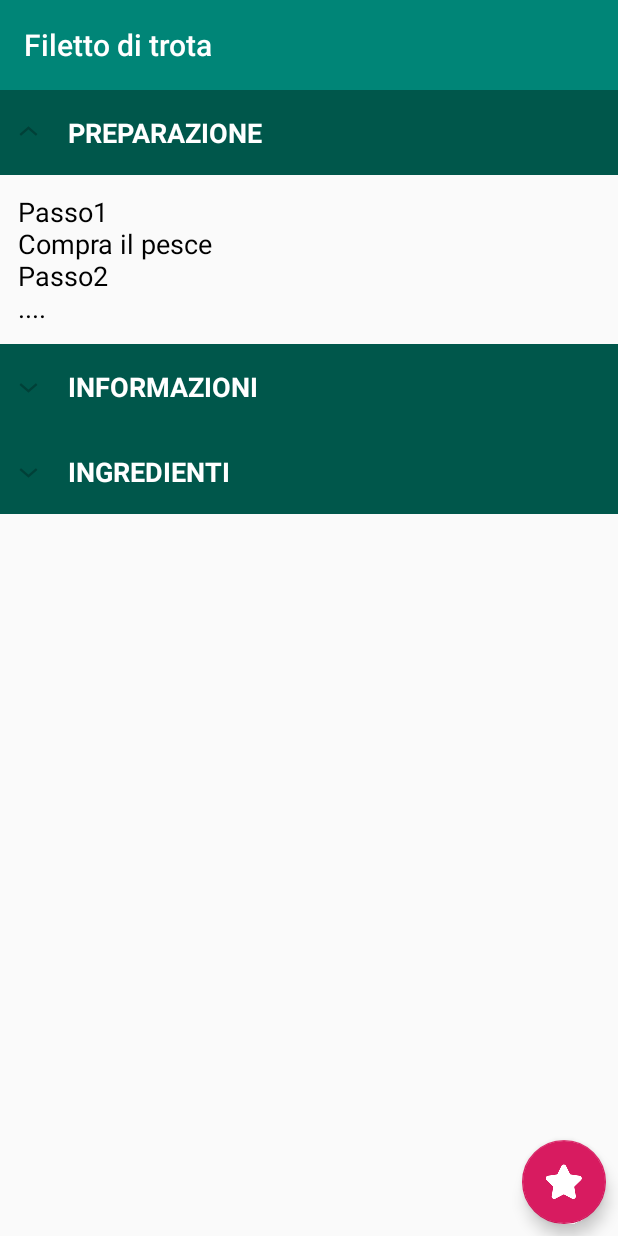
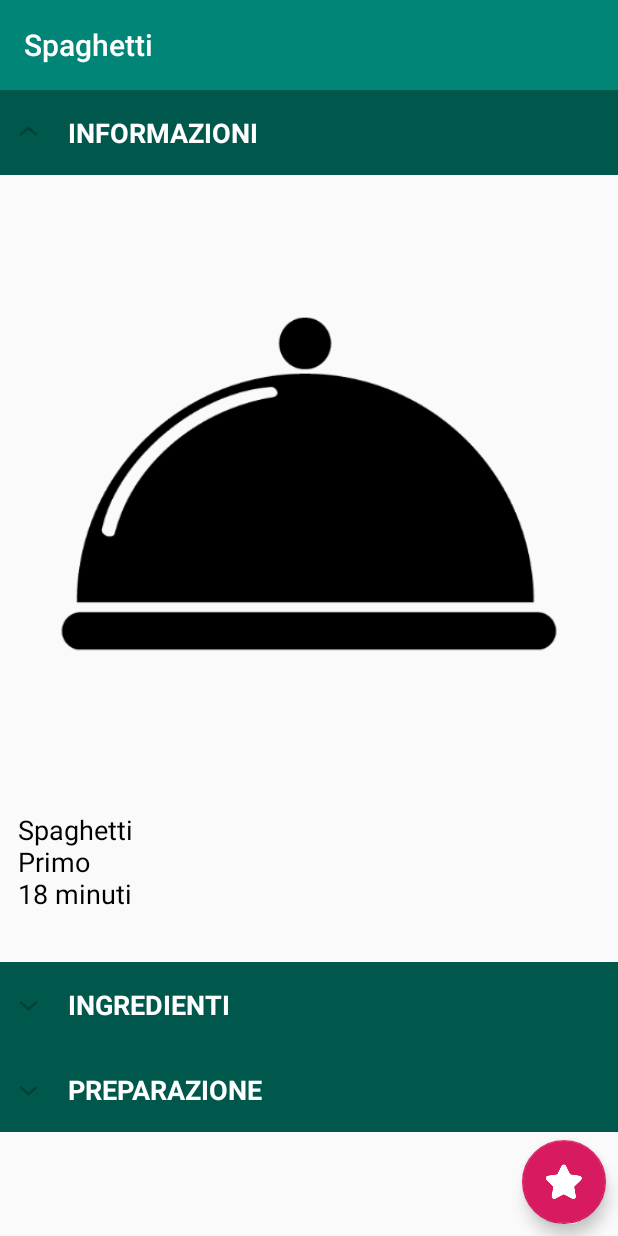
Before and after one commit to progettazioneappmobili/Ricettario, an Android app: the screen it shows after launch (ShowRecipeActivity), after a tap on "Foto del piatto", on a phone screen of 412 x 824 dp. Run offline under Robolectric (Android 15) with nearby library versions, the phone set to English and light mode, and no system bars.

Commit message:
Riordinato expandable list adaper
HashMap doesn't maintain the order of the items as those are inserted, use LinkedHashmap instead.

```diff
--- a/FoodBook/app/src/main/java/com/developer/luca/foodbook/MainActivity.java
+++ b/FoodBook/app/src/main/java/com/developer/luca/foodbook/MainActivity.java
@@ -15,6 +15,7 @@
 
 import java.util.ArrayList;
 import java.util.HashMap;
+import java.util.LinkedHashMap;
 
 /**
  * Home page dell'applicazione: in alto abbiamo due bottoni (icona di ricerca e stella dei preferiti),
@@ -165,12 +166,7 @@
     public void configGallery() {
         // Configuro la ListView
         ExpandableListView expandableListView = findViewById(R.id.expandableListViewHome);
-        HashMap<String, ArrayList<String>> item = new HashMap<>(); // conterra titolo e contenuti della list view
-
-        // Antipasti
-        ArrayList<String> antipastiGroup = new ArrayList<>();
-        antipastiGroup = getRecipesByType("Antipasto", antipastiGroup);
-        item.put(getString(R.string.antipasti), antipastiGroup);
+        LinkedHashMap<String, ArrayList<String>> item = new LinkedHashMap<>(); // conterra titolo e contenuti della list view
 
         // Primi
         ArrayList<String> primiGroup = new ArrayList<>();
@@ -181,6 +177,11 @@
         ArrayList<String> secondiGroup = new ArrayList<>();
         secondiGroup = getRecipesByType("Secondo", secondiGroup);
         item.put(getString(R.string.secondi), secondiGroup);
+
+        // Antipasti
+        ArrayList<String> antipastiGroup = new ArrayList<>();
+        antipastiGroup = getRecipesByType("Antipasto", antipastiGroup);
+        item.put(getString(R.string.antipasti), antipastiGroup);
 
         // Dolci
         ArrayList<String> dolciGroup = new ArrayList<>();
--- a/FoodBook/app/src/main/java/com/developer/luca/foodbook/MyExpandableListAdapter.java
+++ b/FoodBook/app/src/main/java/com/developer/luca/foodbook/MyExpandableListAdapter.java
@@ -18,6 +18,7 @@
 import java.io.IOException;
 import java.util.ArrayList;
 import java.util.HashMap;
+import java.util.LinkedHashMap;
 
 /**
  * Classe ausiliaria che mi consente di gestire i contenuti degli elementi di tipo ExpandableListView.
@@ -27,7 +28,7 @@
 
 public class MyExpandableListAdapter extends BaseExpandableListAdapter {
 
-    private HashMap<String, ArrayList<String>> mStringListHashMap; // es: <"Antipasto",<"Patatine",...>>, <"Primo",<"Spaghetti","Pasta",..>>
+    private LinkedHashMap<String, ArrayList<String>> mStringListHashMap; // es: <"Antipasto",<"Patatine",...>>, <"Primo",<"Spaghetti","Pasta",..>>
     private String[] mListHeaderGroup;
     private Character separator = '§'; // separatore fra coppie di piatti
     private Character separator2 = '£'; // separatore fra piatto e suo id
@@ -36,7 +37,7 @@
 
     Activity mainActivity;
 
-    public MyExpandableListAdapter(HashMap<String, ArrayList<String>> stringListHashMap, Activity activity) {
+    public MyExpandableListAdapter(LinkedHashMap<String, ArrayList<String>> stringListHashMap, Activity activity) {
         mStringListHashMap = stringListHashMap;
         mListHeaderGroup = mStringListHashMap.keySet().toArray(new String[0]);
         mainActivity = activity;
--- a/FoodBook/app/src/main/java/com/developer/luca/foodbook/ShowExpandableListAdapter.java
+++ b/FoodBook/app/src/main/java/com/developer/luca/foodbook/ShowExpandableListAdapter.java
@@ -14,6 +14,7 @@
 import java.io.InputStream;
 import java.util.ArrayList;
 import java.util.HashMap;
+import java.util.LinkedHashMap;
 import java.util.List;
 
 /**
@@ -23,7 +24,7 @@
 
 public class ShowExpandableListAdapter extends BaseExpandableListAdapter {
 
-    private HashMap<String, List<String>> mStringListHashMap; // es: <"Antipasto",<"Patatine",...>>, <"Primo",<"Spaghetti","Pasta",..>>
+    private LinkedHashMap<String, List<String>> mStringListHashMap; // es: <"Antipasto",<"Patatine",...>>, <"Primo",<"Spaghetti","Pasta",..>>
     private String[] mListHeaderGroup;
     private DataBaseWrapper dbWrapper; // comunicazione db
     private Cursor cursor; // ausiliario per scorrere i record trovati con la query
@@ -35,7 +36,7 @@
     private static final int CHILD_TYPE_INGRED = 1;
     private static final int CHILD_TYPE_PREPARAZ = 2;
 
-    public ShowExpandableListAdapter(HashMap<String, List<String>> stringListHashMap, Activity activity) {
+    public ShowExpandableListAdapter(LinkedHashMap<String, List<String>> stringListHashMap, Activity activity) {
         mStringListHashMap = stringListHashMap;
         mListHeaderGroup = mStringListHashMap.keySet().toArray(new String[0]);
         mainActivity = activity;
@@ -165,13 +166,13 @@
     public int getChildType(int groupPosition, int childPosition) {
         switch (groupPosition) {
             case 0:
-                return CHILD_TYPE_PREPARAZ;
+                return CHILD_TYPE_INFOS;
             case 1:
                 return CHILD_TYPE_INGRED;
             case 2:
-                return CHILD_TYPE_INFOS;
+                return CHILD_TYPE_PREPARAZ;
             default:
-                return CHILD_TYPE_PREPARAZ; // primo gruppo in ordine
+                return CHILD_TYPE_INFOS; // primo gruppo in ordine
         }
     }
 
@@ -187,22 +188,8 @@
         if (filename.equals("dish_icon")){ // icona di default => foto non presente
             img.setImageResource(R.drawable.dish_icon);
         }else{ // icona presente, cerco l'id del file
-            //int resID = convertView.getResources().getIdentifier(filename , "drawable", "com.developer.luca.foodbook");
-            //img.setImageResource(resID);
-
             try {
                 Uri contentURI = Uri.parse(filename);
-                /*
-
-                Bitmap thumbnailBitmap = MediaStore.Images.Media.getBitmap(mainActivity.getContentResolver(), contentURI);
-
-                if (thumbnailBitmap != null){
-                    img.setImageBitmap(thumbnailBitmap);
-                } else {
-                    img.setImageResource(R.drawable.dish_icon);
-                }
-                */
-                //img.setImageBitmap(BitmapFactory.decodeFile(Uri.parse(filename).getPath()));
 
                 InputStream is = mainActivity.getContentResolver().openInputStream(contentURI);
                 img.setImageBitmap(BitmapFactory.decodeStream(is));
--- a/FoodBook/app/src/main/java/com/developer/luca/foodbook/ShowRecipeActivity.java
+++ b/FoodBook/app/src/main/java/com/developer/luca/foodbook/ShowRecipeActivity.java
@@ -10,6 +10,7 @@
 
 import java.util.ArrayList;
 import java.util.HashMap;
+import java.util.LinkedHashMap;
 import java.util.List;
 
 /**
@@ -154,7 +155,7 @@
     private void configShowListView(String infos, String ingred, String preparation){
         // Configuro ListView
         ExpandableListView expandableListView = findViewById(R.id.expandableListViewShowRecipe);
-        HashMap<String, List<String>> item = new HashMap<>();
+        LinkedHashMap<String, List<String>> item = new LinkedHashMap<>();
 
         // Informazioni
         ArrayList<String> informazioniGroup = new ArrayList<>();
```
Also changed, not shown: FoodBook/app/src/main/java/com/developer/luca/foodbook/ResultsActivity.java (+15 -12 lines), 1 other file.
